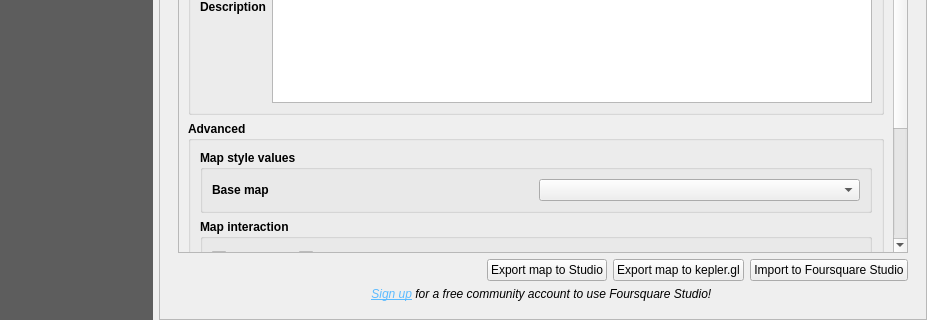
Qt form keplergl/resources/ui/keplergl_dialog.ui (foursquare/qgis-plugin) before a commit; both pictures show x 0 to 927 and y 356 to 676 of the 927 by 676 pixel window.
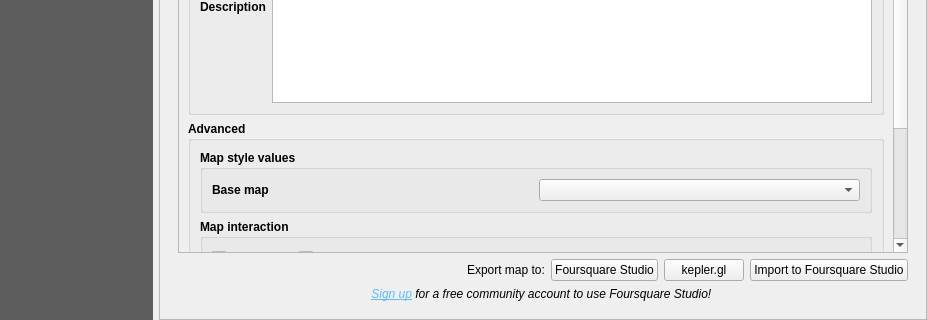
The same form after that commit. Custom widgets are drawn as their Qt base class.

Commit message: Export - multiple options

The edit to the form file:
```diff
--- a/keplergl/resources/ui/keplergl_dialog.ui
+++ b/keplergl/resources/ui/keplergl_dialog.ui
@@ -543,10 +543,17 @@
                    </property>
                  </spacer>
                </item>
+               <item>
+                <widget class="QLabel">
+                  <property name="text">
+                    <string>Export map to:</string>
+                  </property>
+                </widget>
+               </item>
                 <item>
                   <widget class="QPushButton" name="btn_export">
                     <property name="text">
-                      <string>Export map to Studio</string>
+                      <string>Foursquare Studio</string>
                     </property>
                     <property name="iconSize">
                       <size>
@@ -562,7 +569,7 @@
                 <item>
                   <widget class="QPushButton" name="btn_export_kepler">
                     <property name="text">
-                      <string>Export map to kepler.gl</string>
+                      <string>kepler.gl</string>
                     </property>
                     <property name="iconSize">
                       <size>
```
The commit also changes 1 other file.
